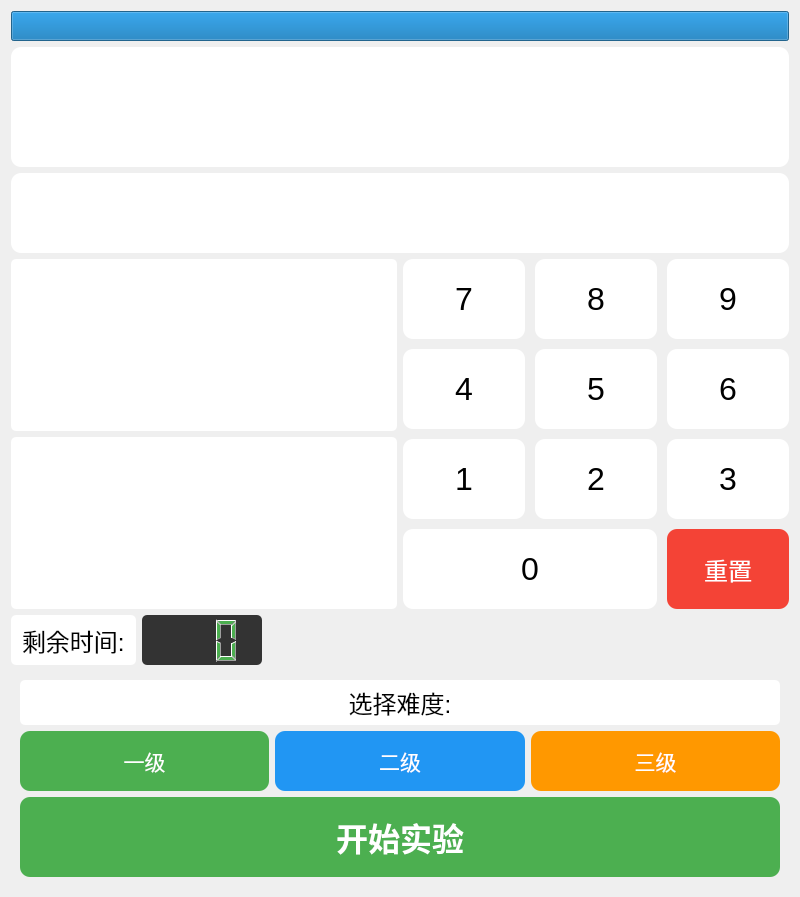
First picture: the form in sleep/src/mathgame.ui, repository dddyuu/Sleep_stick, before the edit.
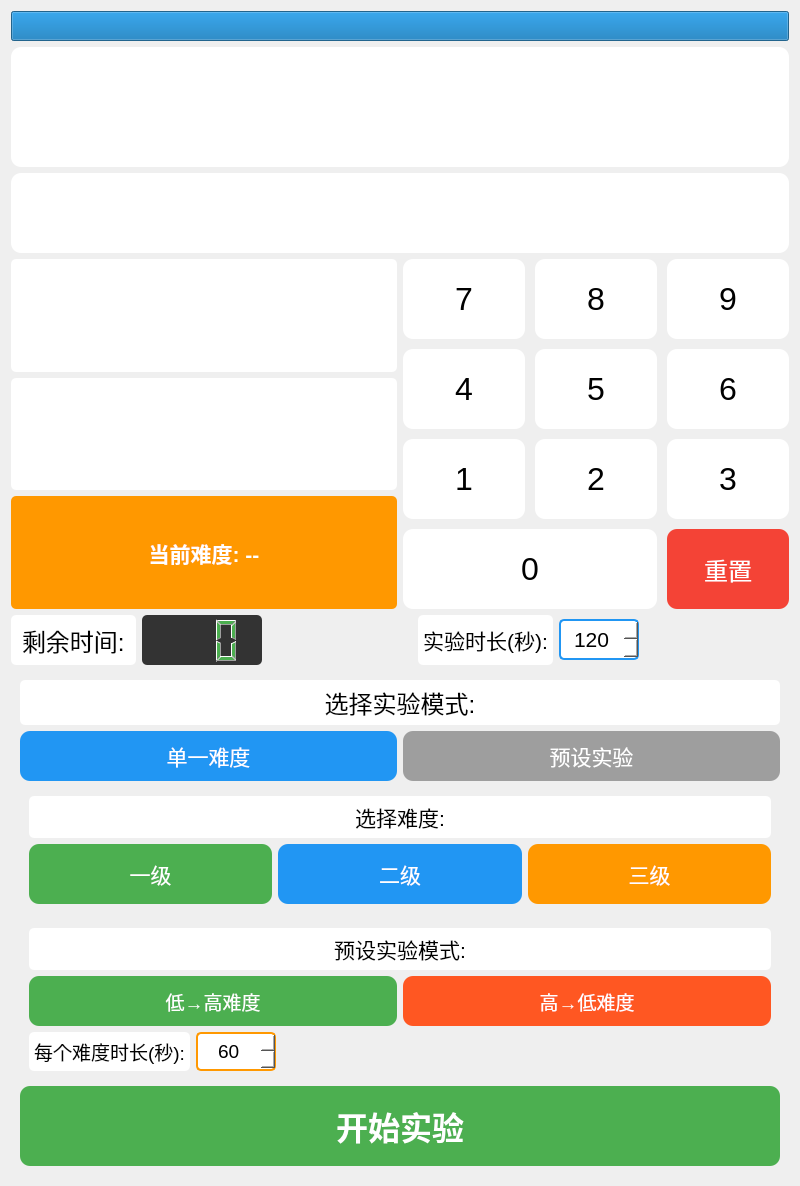
Second picture: the form after the edit.

Commit message: 预设模式

```diff
--- a/sleep/src/mathgame.ui
+++ b/sleep/src/mathgame.ui
@@ -114,6 +114,26 @@
 									</property>
 								</widget>
 							</item>
+							<item>
+								<widget class="QLabel" name="currentDifficultyLabel">
+									<property name="font">
+										<font>
+											<pointsize>16</pointsize>
+											<weight>75</weight>
+											<bold>true</bold>
+										</font>
+									</property>
+									<property name="styleSheet">
+										<string notr="true">background-color: #FF9800; color: white; border-radius: 5px; padding: 5px;</string>
+									</property>
+									<property name="alignment">
+										<set>Qt::AlignCenter</set>
+									</property>
+									<property name="text">
+										<string>当前难度: --</string>
+									</property>
+								</widget>
+							</item>
 						</layout>
 					</item>
 					<item>
@@ -392,6 +412,67 @@
 							</property>
 						</widget>
 					</item>
+					<item>
+						<spacer name="timeMiddleSpacer">
+							<property name="orientation">
+								<enum>Qt::Horizontal</enum>
+							</property>
+							<property name="sizeHint" stdset="0">
+								<size>
+									<width>20</width>
+									<height>20</height>
+								</size>
+							</property>
+						</spacer>
+					</item>
+					<item>
+						<widget class="QLabel" name="timeLabel">
+							<property name="text">
+								<string>实验时长(秒):</string>
+							</property>
+							<property name="font">
+								<font>
+									<pointsize>16</pointsize>
+								</font>
+							</property>
+							<property name="styleSheet">
+								<string notr="true">background-color: white; border-radius: 5px; padding: 5px;</string>
+							</property>
+							<property name="alignment">
+								<set>Qt::AlignCenter</set>
+							</property>
+						</widget>
+					</item>
+					<item>
+						<widget class="QSpinBox" name="timeSpinBox">
+							<property name="minimumSize">
+								<size>
+									<width>80</width>
+									<height>40</height>
+								</size>
+							</property>
+							<property name="font">
+								<font>
+									<pointsize>16</pointsize>
+								</font>
+							</property>
+							<property name="styleSheet">
+								<string notr="true">background-color: white; border-radius: 5px; padding: 5px; border: 2px solid #2196F3;</string>
+							</property>
+							<property name="alignment">
+								<set>Qt::AlignCenter</set>
+							</property>
+							<property name="minimum">
+								<number>30</number>
+							</property>
+							<property name="maximum">
+								<number>600</number>
+							</property>
+							<property name="value">
+								<number>120</number>
+							</property>
+						</widget>
+					</item>
 					<item>
 						<spacer name="horizontalSpacer">
 							<property name="orientation">
@@ -413,7 +494,7 @@
 						<item>
 							<widget class="QLabel" name="difficultyLabel">
 								<property name="text">
-									<string>选择难度:</string>
+									<string>选择实验模式:</string>
 								</property>
 								<property name="font">
 									<font>
@@ -429,37 +510,16 @@
 							</widget>
 						</item>
 						<item>
-							<layout class="QHBoxLayout" name="difficultyLayout">
+							<layout class="QHBoxLayout" name="modeLayout">
 								<item>
-									<widget class="QPushButton" name="difficulty1Btn">
+									<widget class="QPushButton" name="singleModeBtn">
 										<property name="text">
-											<string>一级</string>
+											<string>单一难度</string>
 										</property>
 										<property name="minimumSize">
 											<size>
-												<width>100</width>
-												<height>60</height>
-											</size>
-										</property>
-										<property name="font">
-											<font>
-												<pointsize>16</pointsize>
-											</font>
-										</property>
-										<property name="styleSheet">
-											<string notr="true">background-color: #4CAF50; color: white; border-radius: 10px;</string>
-										</property>
-									</widget>
-								</item>
-								<item>
-									<widget class="QPushButton" name="difficulty2Btn">
-										<property name="text">
-											<string>二级</string>
-										</property>
-										<property name="minimumSize">
-											<size>
-												<width>100</width>
-												<height>60</height>
+												<width>120</width>
+												<height>50</height>
 											</size>
 										</property>
 										<property name="font">
@@ -470,17 +530,23 @@
 										<property name="styleSheet">
 											<string notr="true">background-color: #2196F3; color: white; border-radius: 10px;</string>
 										</property>
+										<property name="checkable">
+											<bool>true</bool>
+										</property>
+										<property name="checked">
+											<bool>true</bool>
+										</property>
 									</widget>
 								</item>
 								<item>
-									<widget class="QPushButton" name="difficulty3Btn">
+									<widget class="QPushButton" name="presetModeBtn">
 										<property name="text">
-											<string>三级</string>
+											<string>预设实验</string>
 										</property>
 										<property name="minimumSize">
 											<size>
-												<width>100</width>
-												<height>60</height>
+												<width>120</width>
+												<height>50</height>
 											</size>
 										</property>
 										<property name="font">
@@ -489,12 +555,244 @@
 											</font>
 										</property>
 										<property name="styleSheet">
-											<string notr="true">background-color: #FF9800; color: white; border-radius: 10px;</string>
+											<string notr="true">background-color: #9E9E9E; color: white; border-radius: 10px;</string>
+										</property>
+										<property name="checkable">
+											<bool>true</bool>
 										</property>
 									</widget>
 								</item>
 							</layout>
 						</item>
+						<item>
+							<widget class="QWidget" name="singleModeWidget" native="true">
+								<layout class="QVBoxLayout" name="singleModeLayout">
+									<item>
+										<widget class="QLabel" name="singleDifficultyLabel">
+											<property name="text">
+												<string>选择难度:</string>
+											</property>
+											<property name="font">
+												<font>
+													<pointsize>16</pointsize>
+												</font>
+											</property>
+											<property name="styleSheet">
+												<string notr="true">background-color: white; border-radius: 5px; padding: 5px;</string>
+											</property>
+											<property name="alignment">
+												<set>Qt::AlignCenter</set>
+											</property>
+										</widget>
+									</item>
+									<item>
+										<layout class="QHBoxLayout" name="difficultyLayout">
+											<item>
+												<widget class="QPushButton" name="difficulty1Btn">
+													<property name="text">
+														<string>一级</string>
+													</property>
+													<property name="minimumSize">
+														<size>
+															<width>100</width>
+															<height>60</height>
+														</size>
+													</property>
+													<property name="font">
+														<font>
+															<pointsize>16</pointsize>
+														</font>
+													</property>
+													<property name="styleSheet">
+														<string notr="true">background-color: #4CAF50; color: white; border-radius: 10px;</string>
+													</property>
+												</widget>
+											</item>
+											<item>
+												<widget class="QPushButton" name="difficulty2Btn">
+													<property name="text">
+														<string>二级</string>
+													</property>
+													<property name="minimumSize">
+														<size>
+															<width>100</width>
+															<height>60</height>
+														</size>
+													</property>
+													<property name="font">
+														<font>
+															<pointsize>16</pointsize>
+														</font>
+													</property>
+													<property name="styleSheet">
+														<string notr="true">background-color: #2196F3; color: white; border-radius: 10px;</string>
+													</property>
+												</widget>
+											</item>
+											<item>
+												<widget class="QPushButton" name="difficulty3Btn">
+													<property name="text">
+														<string>三级</string>
+													</property>
+													<property name="minimumSize">
+														<size>
+															<width>100</width>
+															<height>60</height>
+														</size>
+													</property>
+													<property name="font">
+														<font>
+															<pointsize>16</pointsize>
+														</font>
+													</property>
+													<property name="styleSheet">
+														<string notr="true">background-color: #FF9800; color: white; border-radius: 10px;</string>
+													</property>
+												</widget>
+											</item>
+										</layout>
+									</item>
+								</layout>
+							</widget>
+						</item>
+						<item>
+							<widget class="QWidget" name="presetModeWidget" native="true">
+								<property name="visible">
+									<bool>false</bool>
+								</property>
+								<layout class="QVBoxLayout" name="presetModeLayout">
+									<item>
+										<widget class="QLabel" name="presetModeLabel">
+											<property name="text">
+												<string>预设实验模式:</string>
+											</property>
+											<property name="font">
+												<font>
+													<pointsize>16</pointsize>
+												</font>
+											</property>
+											<property name="styleSheet">
+												<string notr="true">background-color: white; border-radius: 5px; padding: 5px;</string>
+											</property>
+											<property name="alignment">
+												<set>Qt::AlignCenter</set>
+											</property>
+										</widget>
+									</item>
+									<item>
+										<layout class="QHBoxLayout" name="presetOrderLayout">
+											<item>
+												<widget class="QPushButton" name="lowToHighBtn">
+													<property name="text">
+														<string>低→高难度</string>
+													</property>
+													<property name="minimumSize">
+														<size>
+															<width>140</width>
+															<height>50</height>
+														</size>
+													</property>
+													<property name="font">
+														<font>
+															<pointsize>14</pointsize>
+														</font>
+													</property>
+													<property name="styleSheet">
+														<string notr="true">background-color: #4CAF50; color: white; border-radius: 10px;</string>
+													</property>
+												</widget>
+											</item>
+											<item>
+												<widget class="QPushButton" name="highToLowBtn">
+													<property name="text">
+														<string>高→低难度</string>
+													</property>
+													<property name="minimumSize">
+														<size>
+															<width>140</width>
+															<height>50</height>
+														</size>
+													</property>
+													<property name="font">
+														<font>
+															<pointsize>14</pointsize>
+														</font>
+													</property>
+													<property name="styleSheet">
+														<string notr="true">background-color: #FF5722; color: white; border-radius: 10px;</string>
+													</property>
+												</widget>
+											</item>
+										</layout>
+									</item>
+									<item>
+										<layout class="QHBoxLayout" name="presetTimeLayout">
+											<item>
+												<widget class="QLabel" name="presetTimeLabel">
+													<property name="text">
+														<string>每个难度时长(秒):</string>
+													</property>
+													<property name="font">
+														<font>
+															<pointsize>14</pointsize>
+														</font>
+													</property>
+													<property name="styleSheet">
+														<string notr="true">background-color: white; border-radius: 5px; padding: 5px;</string>
+													</property>
+													<property name="alignment">
+														<set>Qt::AlignCenter</set>
+													</property>
+												</widget>
+											</item>
+											<item>
+												<widget class="QSpinBox" name="presetDurationSpinBox">
+													<property name="minimumSize">
+														<size>
+															<width>80</width>
+															<height>35</height>
+														</size>
+													</property>
+													<property name="font">
+														<font>
+															<pointsize>14</pointsize>
+														</font>
+													</property>
+													<property name="styleSheet">
+														<string notr="true">background-color: white; border-radius: 5px; padding: 5px; border: 2px solid #FF9800;</string>
+													</property>
+													<property name="alignment">
+														<set>Qt::AlignCenter</set>
+													</property>
+													<property name="minimum">
+														<number>30</number>
+													</property>
+													<property name="maximum">
+														<number>300</number>
+													</property>
+													<property name="value">
+														<number>60</number>
+													</property>
+												</widget>
+											</item>
+											<item>
+												<spacer name="presetHorizontalSpacer">
+													<property name="orientation">
+														<enum>Qt::Horizontal</enum>
+													</property>
+													<property name="sizeHint" stdset="0">
+														<size>
+															<width>40</width>
+															<height>20</height>
+														</size>
+													</property>
+												</spacer>
+											</item>
+										</layout>
+									</item>
+								</layout>
+							</widget>
+						</item>
 						<item>
 							<widget class="QPushButton" name="startBtn">
 								<property name="text">
```
The commit also changes 2 other files.
